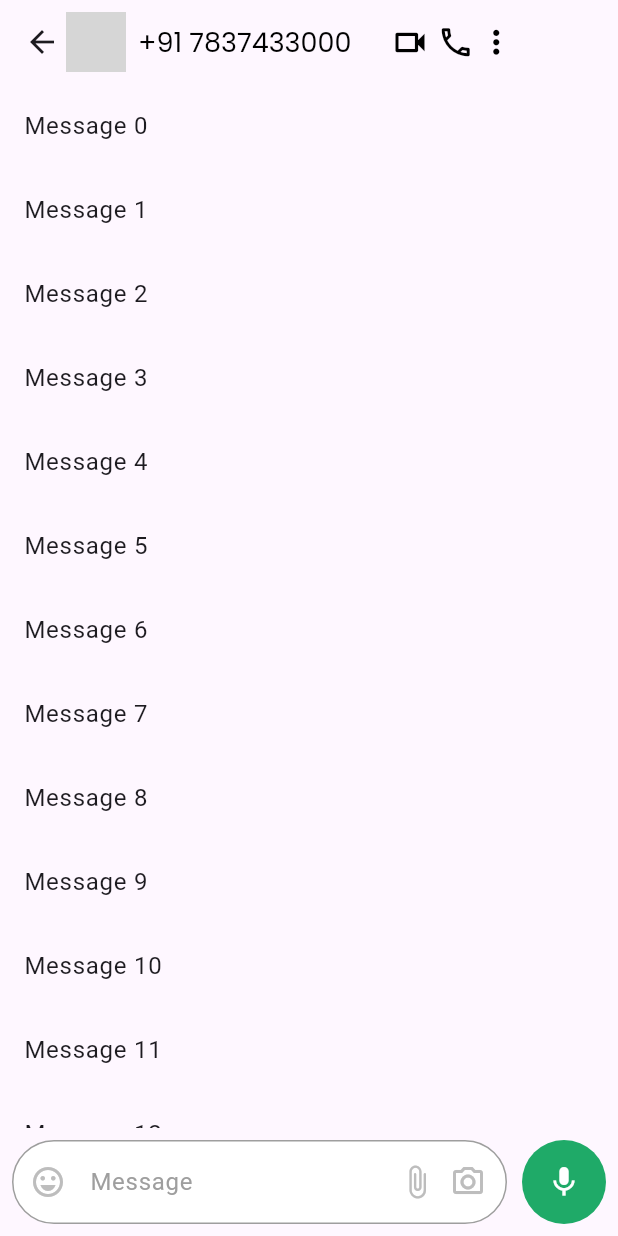
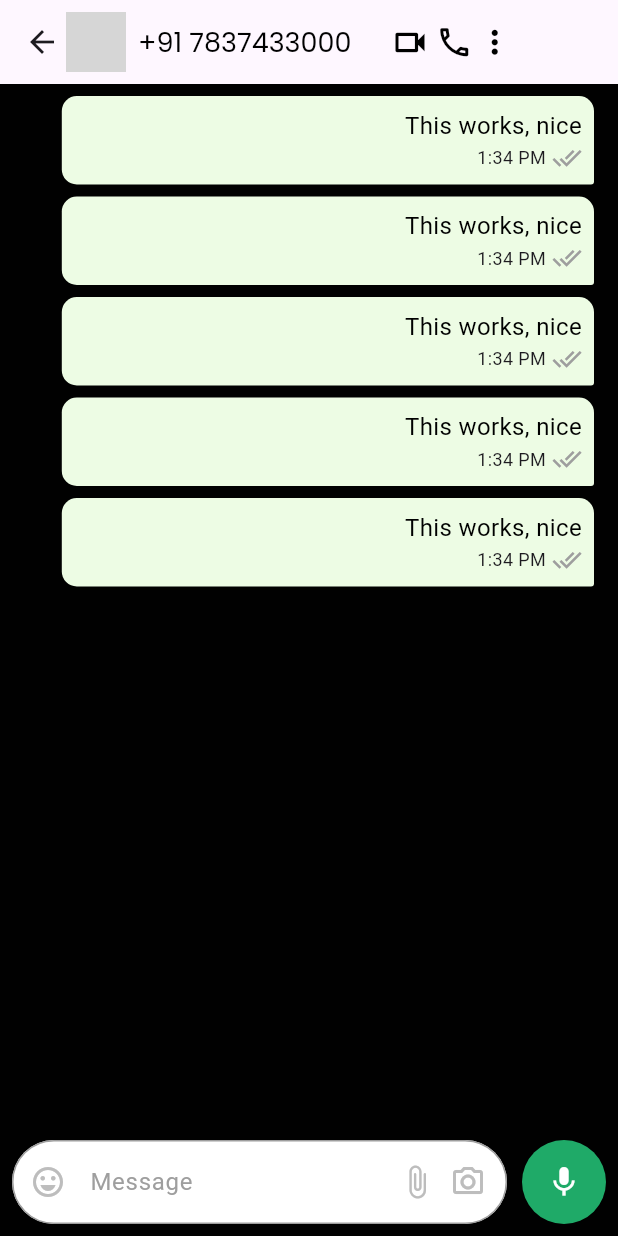
Before and after one commit to 0Armaan025/whatsapp_clone, a Flutter app: the screen it shows after launch, on a phone screen of 412 x 824 dp. Run offline on Flutter 3.47's test engine with Material 3 defaults, Android fonts, the phone set to English and light mode, and no system bars; our stand-ins replace country_picker, google_fonts, hexcolor, otp_text_field, stylish_bottom_bar; missing offline and left inert: phonecodes; grey boxes are pictures that could not be loaded.

Commit message:
feat: updated chat ui

```diff
--- a/lib/common/chat_inputfield.dart
+++ b/lib/common/chat_inputfield.dart
@@ -9,6 +9,15 @@ class ChatInputField extends StatefulWidget {
 }
 
 class _ChatInputFieldState extends State<ChatInputField> {
+  final TextEditingController _messageController = TextEditingController();
+  bool _hasText = false;
+
+  @override
+  void dispose() {
+    _messageController.dispose();
+    super.dispose();
+  }
+
   @override
   Widget build(BuildContext context) {
     return Container(
@@ -16,6 +25,13 @@ class _ChatInputFieldState extends State<ChatInputField> {
         children: [
           Expanded(
             child: TextFormField(
+              onChanged: (e) {
+                setState(() {
+                  _hasText = e.isNotEmpty;
+                });
+              },
+
+              controller: _messageController,
               style: TextStyle(color: Colors.black), // Set text color
               decoration: InputDecoration(
                 hintText: 'Message',
@@ -60,10 +76,15 @@ class _ChatInputFieldState extends State<ChatInputField> {
           CircleAvatar(
             radius: 28,
             backgroundColor: HexColor("#1faa68"),
-            child: Icon(
-              Icons.mic,
-              color: Colors.white,
-            ),
+            child: _hasText
+                ? Icon(
+                    Icons.send_sharp,
+                    color: Colors.white,
+                  )
+                : Icon(
+                    Icons.mic,
+                    color: Colors.white,
+                  ),
           ),
         ],
       ),
--- /dev/null
+++ b/lib/common/text_message_tile.dart
@@ -0,0 +1,58 @@
+import 'package:flutter/material.dart';
+import 'package:hexcolor/hexcolor.dart';
+
+class TextMessageTile extends StatelessWidget {
+  const TextMessageTile({Key? key}) : super(key: key);
+
+  @override
+  Widget build(BuildContext context) {
+    final size = MediaQuery.of(context).size;
+
+    return Container(
+      constraints: BoxConstraints(
+          maxWidth: size.width * 0.7), // Adjust the max width as needed
+      alignment: Alignment.centerRight,
+      margin: EdgeInsets.only(right: 16, top: 8, left: size.width * 0.1),
+      decoration: BoxDecoration(
+        color: HexColor("#edfce4"),
+        borderRadius: const BorderRadius.only(
+          bottomLeft: Radius.circular(10),
+          topLeft: Radius.circular(10),
+          topRight: Radius.circular(10),
+          bottomRight: Radius.circular(2),
+        ),
+      ),
+      child: Padding(
+        padding: const EdgeInsets.all(8.0).copyWith(left: 4),
+        child: Column(
+          crossAxisAlignment: CrossAxisAlignment.end,
+          children: [
+            Text(
+              "This works, nice",
+              style: TextStyle(
+                color: Colors.black,
+                fontSize: 16,
+              ),
+              textAlign: TextAlign.end,
+            ),
+            Row(
+              mainAxisAlignment: MainAxisAlignment.end,
+              children: [
+                Text(
+                  "1:34 PM",
+                  style: TextStyle(fontSize: 12),
+                ),
+                SizedBox(width: 4),
+                Icon(
+                  Icons.done_all_outlined,
+                  size: 20,
+                  color: Colors.grey[500],
+                ),
+              ],
+            ),
+          ],
+        ),
+      ),
+    );
+  }
+}
--- a/lib/features/chat/chat_view.dart
+++ b/lib/features/chat/chat_view.dart
@@ -1,6 +1,8 @@
 import 'package:flutter/material.dart';
 import 'package:google_fonts/google_fonts.dart';
+import 'package:hexcolor/hexcolor.dart';
 import 'package:whatsapp_clone/common/chat_inputfield.dart';
+import 'package:whatsapp_clone/common/text_message_tile.dart';
 
 class ChatView extends StatefulWidget {
   const ChatView({Key? key}) : super(key: key);
@@ -23,6 +25,7 @@ class _ChatViewState extends State<ChatView> {
   @override
   Widget build(BuildContext context) {
     return Scaffold(
+      backgroundColor: HexColor("#010101"),
       appBar: AppBar(
         title: Row(
           children: [
@@ -49,7 +52,7 @@ class _ChatViewState extends State<ChatView> {
               ),
             ),
             Padding(
-              padding: const EdgeInsets.only(left: 5.0),
+              padding: const EdgeInsets.only(left: 4),
               child: Icon(
                 Icons.call_outlined,
                 size: 25,
@@ -72,11 +75,9 @@ class _ChatViewState extends State<ChatView> {
           Expanded(
             child: ListView.builder(
               controller: _scrollController,
-              itemCount: 20, // Replace with your actual item count
+              itemCount: 5, // Replace with your actual item count
               itemBuilder: (context, index) {
-                return ListTile(
-                  title: Text('Message $index'),
-                );
+                return TextMessageTile();
               },
             ),
           ),
```
